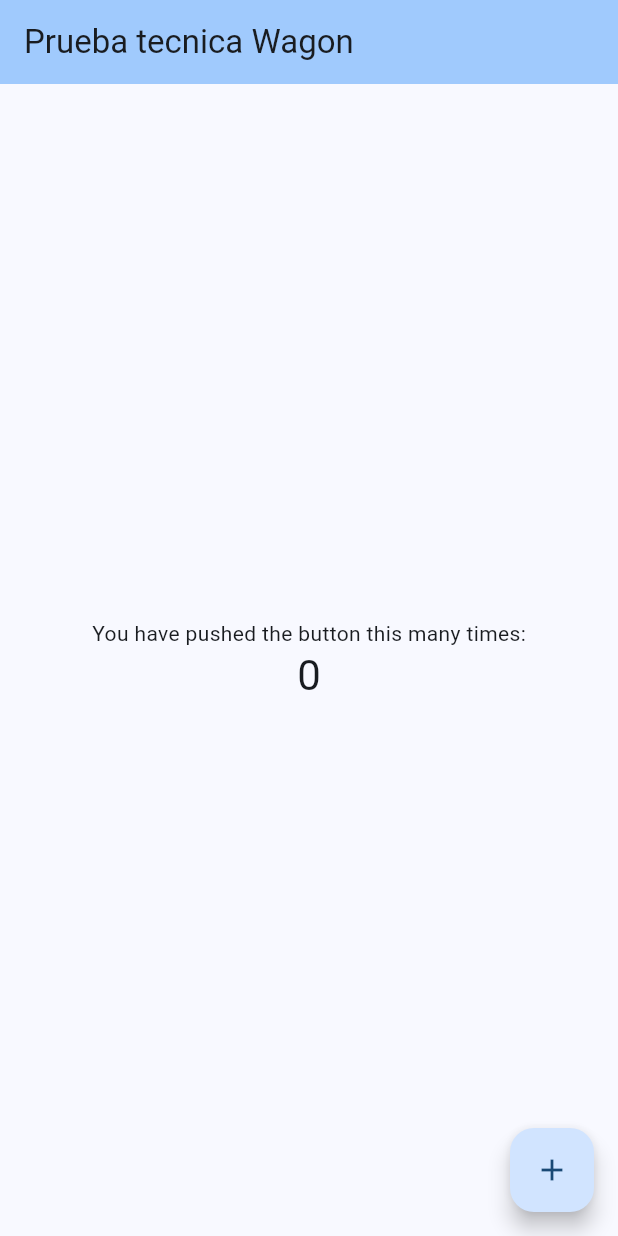
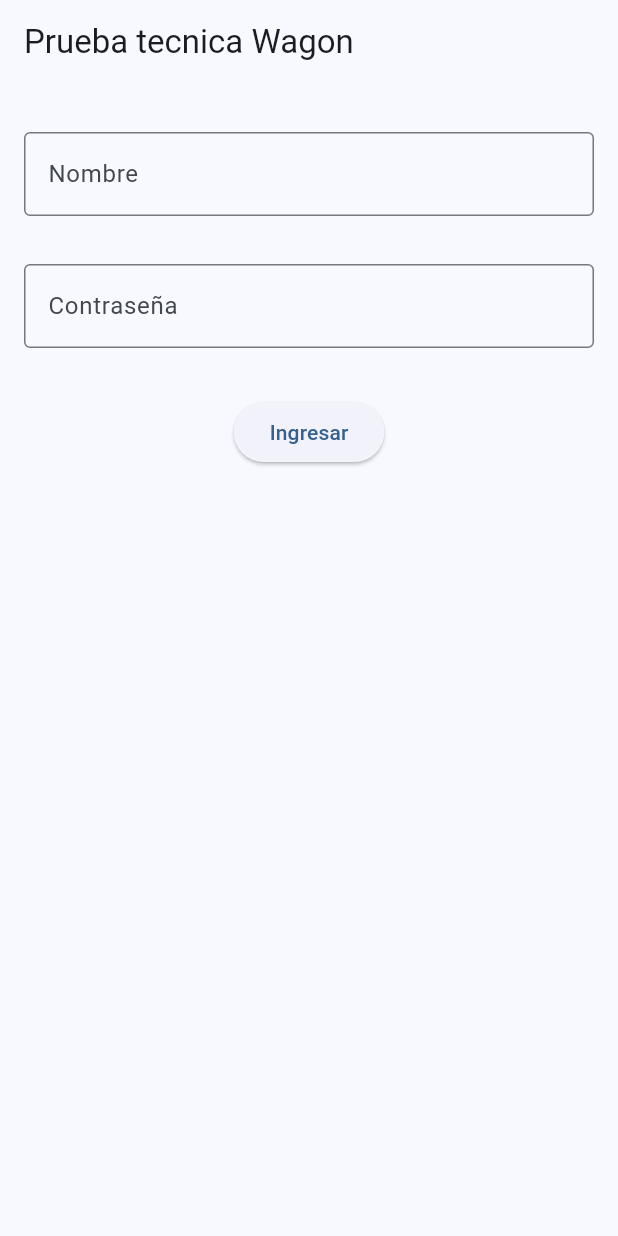
Before and after one commit to khcastrillon/Prueba-Wagon, a Flutter app: the screen it shows after launch, on a phone screen of 412 x 824 dp. Run offline on Flutter 3.47's test engine with Material 3 defaults, Android fonts, the light colour scheme and no system bars; our stand-ins replace sqflite; accounts and stored records are empty.

Commit message:
login update

```diff
--- /dev/null
+++ b/lib/data.dart
@@ -0,0 +1,34 @@
+class Usuario {
+  String id;
+  String nombre;
+  String password;
+  String tipoUsuario; // 'Admin' o 'Conductor'
+  Usuario(this.id, this.nombre, this.password, this.tipoUsuario);
+
+  static fromMap(Map<String, Object?> first) {}
+}
+
+class Vehiculo {
+  String id;
+  Usuario conductor;
+  Vehiculo(this.id, this.conductor);
+
+  static fromMap(Map<String, Object?> first) {}
+}
+
+class Servicio {
+  String id;
+  DateTime horaServicio;
+  DateTime horaEspera;
+  int cupos;
+  String estado;
+  String ruta;
+  String nombre;
+  Vehiculo vehiculo;
+  Usuario conductor;
+
+  Servicio(this.id, this.horaServicio, this.horaEspera, this.cupos, this.estado,
+      this.ruta, this.nombre, this.vehiculo, this.conductor);
+
+  static fromMap(Map<String, Object?> first) {}
+}
--- a/lib/login.dart
+++ b/lib/login.dart
@@ -1,4 +1,6 @@
 import 'package:flutter/material.dart';
+import 'package:prueba_wagon/home.dart';
+import 'dbHelper.dart';
 
 class Login extends StatefulWidget {
   const Login({super.key, required this.title});
@@ -10,39 +12,92 @@ class Login extends StatefulWidget {
 }
 
 class _LoginState extends State<Login> {
-  int _counter = 0;
-
-  void _incrementCounter() {
-    setState(() {
-      _counter++;
-    });
-  }
+  final DBHelper dbHelper = DBHelper();
+  final _formKey = GlobalKey<FormState>();
+  TextEditingController nameController = TextEditingController();
+  TextEditingController passwordController = TextEditingController();
 
   @override
   Widget build(BuildContext context) {
     return Scaffold(
       appBar: AppBar(
-        backgroundColor: Theme.of(context).colorScheme.inversePrimary,
         title: Text(widget.title),
       ),
-      body: Center(
-        child: Column(
-          mainAxisAlignment: MainAxisAlignment.center,
-          children: <Widget>[
-            const Text(
-              'You have pushed the button this many times:',
-            ),
-            Text(
-              '$_counter',
-              style: Theme.of(context).textTheme.headlineMedium,
-            ),
-          ],
+      body: Form(
+        key: _formKey,
+        child: Padding(
+          padding: const EdgeInsets.symmetric(horizontal: 8, vertical: 16),
+          child: Column(
+            crossAxisAlignment: CrossAxisAlignment.center,
+            children: [
+              Padding(
+                padding:
+                    const EdgeInsets.symmetric(horizontal: 8, vertical: 16),
+                child: TextFormField(
+                  controller: nameController,
+                  decoration: const InputDecoration(
+                      border: OutlineInputBorder(), labelText: "Nombre"),
+                  validator: (value) {
+                    if (value == null || value.isEmpty) {
+                      return 'Por favor ingresa tu nombre';
+                    }
+                    return null;
+                  },
+                ),
+              ),
+              Padding(
+                padding:
+                    const EdgeInsets.symmetric(horizontal: 8, vertical: 16),
+                child: TextFormField(
+                  controller: passwordController,
+                  obscureText: true,
+                  decoration: const InputDecoration(
+                      border: OutlineInputBorder(), labelText: "Contraseña"),
+                  validator: (value) {
+                    if (value == null || value.isEmpty) {
+                      return 'Por favor ingresa tu contraseña';
+                    }
+                    return null;
+                  },
+                ),
+              ),
+              Padding(
+                padding:
+                    const EdgeInsets.symmetric(horizontal: 8, vertical: 16.0),
+                child: Center(
+                  child: ElevatedButton(
+                    onPressed: () async {
+                      if (_formKey.currentState!.validate()) {
+                        var user = await dbHelper.getUser(
+                            nameController.text, passwordController.text);
+                        if (user != null) {
+                          Navigator.push(
+                            context,
+                            MaterialPageRoute(
+                                builder: (context) => HomePage(
+                                      email: nameController.text,
+                                    )),
+                          );
+                        } else {
+                          ScaffoldMessenger.of(context).showSnackBar(
+                            const SnackBar(
+                                content: Text('Credenciales incorrectas')),
+                          );
+                        }
+                      } else {
+                        ScaffoldMessenger.of(context).showSnackBar(
+                          const SnackBar(
+                              content: Text('Por favor ingresa datos')),
+                        );
+                      }
+                    },
+                    child: const Text('Ingresar'),
+                  ),
+                ),
+              ),
+            ],
+          ),
         ),
-      ),
-      floatingActionButton: FloatingActionButton(
-        onPressed: _incrementCounter,
-        tooltip: 'Increment',
-        child: const Icon(Icons.add),
       ),
     );
   }
--- a/pubspec.yaml
+++ b/pubspec.yaml
@@ -30,7 +30,9 @@ environment:
 dependencies:
   flutter:
     sdk: flutter
-  flutter_bloc: ^8.1.5
+  sqflite: ^2.3.2
+  path_provider: ^2.1.2
+  path: ^1.9.0
 
 
   # The following adds the Cupertino Icons font to your application.
```
Also changed, not shown: lib/dbHelper.dart (added, +62 -0 lines), lib/home.dart (added, +28 -0 lines), pubspec.lock, 1 other file.
